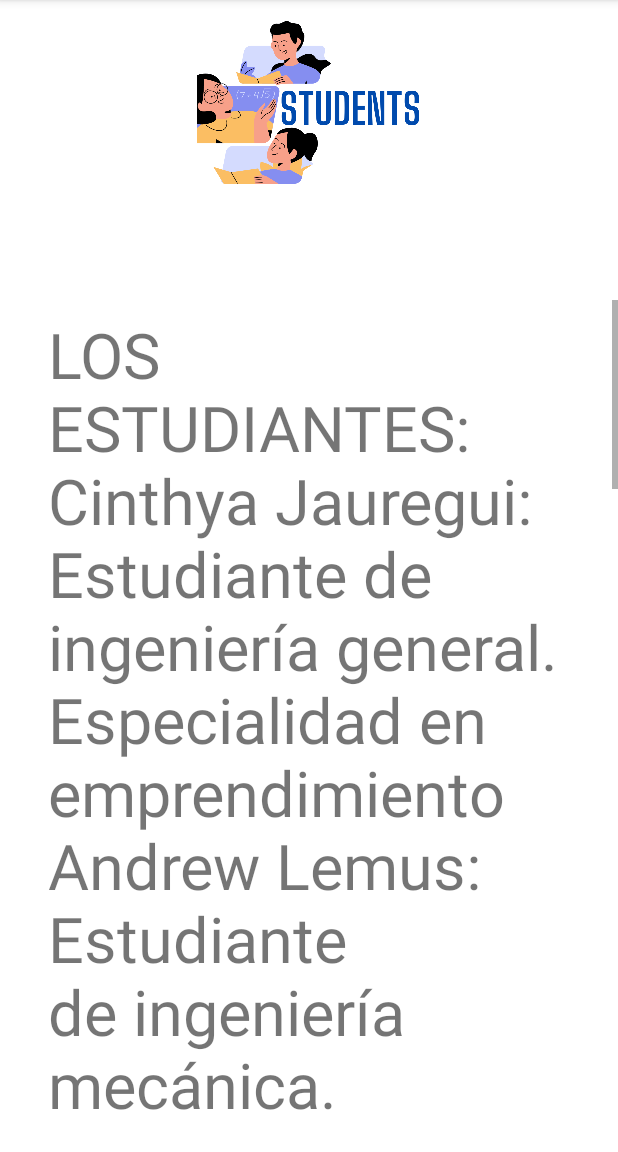
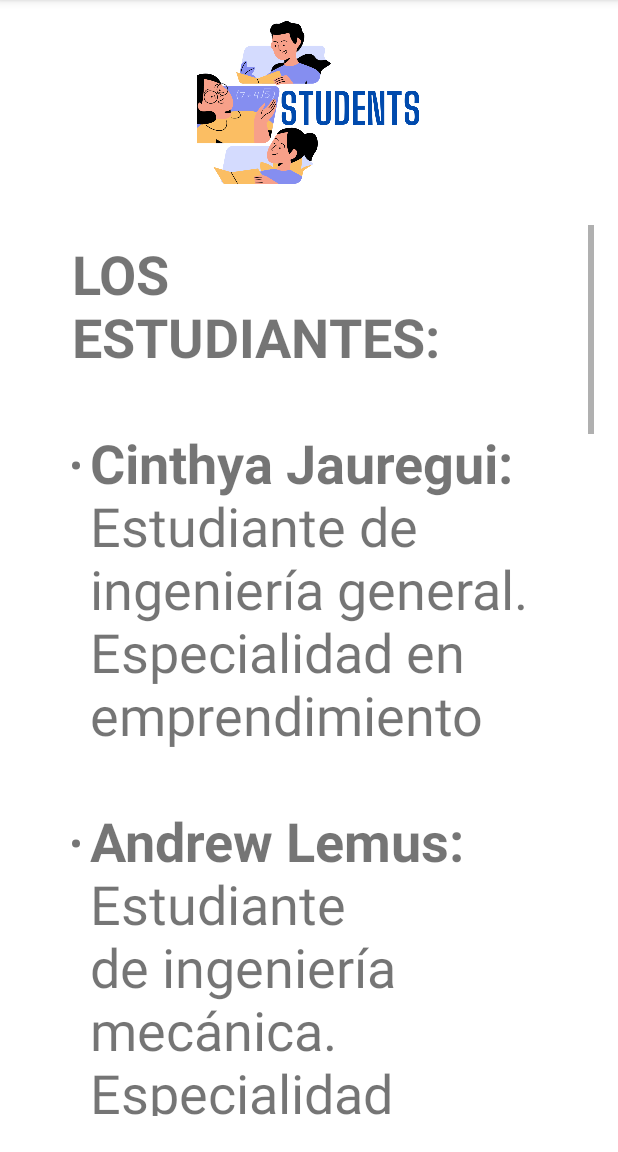
Before and after one commit to FrugalInnovationHub/LIFE-Android, an Android app: the AboutStudentsActivity screen opened directly, with no data from a screen before it, on a phone screen of 412 x 824 dp, the part 84-1236 px from its top. Run offline under Robolectric (Android 15) with nearby library versions, the phone set to English and light mode, and no system bars.

Commit message:
Formatted About Students Info

```diff
--- a/app/src/main/res/layout/activity_about_students.xml
+++ b/app/src/main/res/layout/activity_about_students.xml
@@ -2,7 +2,7 @@
 <androidx.constraintlayout.widget.ConstraintLayout xmlns:android="http://schemas.android.com/apk/res/android"
     xmlns:app="http://schemas.android.com/apk/res-auto"
     xmlns:tools="http://schemas.android.com/tools"
-    android:layout_width="match_parent"
+    android:layout_width="wrap_content"
     android:layout_height="match_parent"
     tools:context=".AboutStudentsActivity">
 
@@ -17,10 +17,9 @@
         app:srcCompat="@drawable/students" />
 
     <ScrollView
-        android:layout_width="wrap_content"
+        android:layout_width="match_parent"
         android:layout_height="0dp"
         android:layout_marginStart="16dp"
-        android:layout_marginTop="50dp"
         android:layout_marginEnd="16dp"
         android:layout_marginBottom="24dp"
         android:fillViewport="true"
@@ -30,14 +29,14 @@
         app:layout_constraintTop_toBottomOf="@+id/imageView6">
 
         <TextView
-            android:id="@+id/textView"
-            android:layout_width="wrap_content"
+            android:id="@+id/about_students"
+            android:layout_width="match_parent"
             android:layout_height="wrap_content"
             android:layout_marginStart="32dp"
             android:layout_marginTop="8dp"
             android:layout_marginEnd="32dp"
             android:text="@string/about_students"
-            android:textSize="42sp"
+            android:textSize="36sp"
             app:layout_constraintEnd_toEndOf="parent"
             app:layout_constraintHorizontal_bias="0.0"
             app:layout_constraintStart_toStartOf="parent"
--- a/app/src/main/res/values/strings.xml
+++ b/app/src/main/res/values/strings.xml
@@ -20,19 +20,21 @@
     <string name="about_passage">Lorem ipsum dolor sit amet, consectetur adipiscing elit, sed do eiusmod tempor incididunt ut labore et dolore magna aliqua. Ut enim ad minim veniam, quis nostrud exercitation ullamco laboris nisi ut aliquip ex ea commodo consequat. Duis aute irure dolor in reprehenderit in voluptate velit esse cillum dolore eu fugiat nulla pariatur. Excepteur sint occaecat cupidatat non proident, sunt in culpa qui officia deserunt mollit anim id est laborum.</string>
 
     <string name="about_students_icon">About Students Icon</string>
-    <string name="about_students">
-        LOS ESTUDIANTES:
-        Cinthya Jauregui: Estudiante de ingeniería general. Especialidad en emprendimiento
-        Andrew Lemus: Estudiante de ingeniería mecánica. Especialidad en ingeniería aeroespacial
-        Edison Yang - Estudiante de ingeniería mecánica. Especialidad en ingeniería aeroespacial
-        Daniel McCann-Sayles - Estudiante de ingenería general
-        Nicole Mossing - Estudiante de salud pública
-        Jordyn Quesenberry - Estudiante de biología y salud pública
-        Linnea Rothi - Estudiante de biology, neuroscience
-        Emily Nakata  - Estudiante de biología y salud pública
-
-        PROFESORES TUTORES:
-        Jes Kuczenski: Profesora de ingenería general
-        Michele Parker: Profesora de salud pública
+    <string name="about_students"><b>LOS ESTUDIANTES:</b>
+        \n<ul>
+            \n<li><b>Cinthya Jauregui:</b> Estudiante de ingeniería general. Especialidad en emprendimiento</li>
+            \n\n<li><b>Andrew Lemus:</b> Estudiante de ingeniería mecánica. Especialidad en ingeniería aeroespacial</li>
+            \n\n<li><b>Edison Yang:</b> Estudiante de ingeniería mecánica. Especialidad en ingeniería aeroespacial</li>
+            \n\n<li><b>Daniel McCann-Sayles:</b> Estudiante de ingenería general</li>
+            \n\n<li><b>Nicole Mossing:</b> Estudiante de salud pública</li>
+            \n\n<li><b>Jordyn Quesenberry:</b> Estudiante de biología y salud pública</li>
+            \n\n<li><b>Linnea Rothi:</b> Estudiante de biology, neuroscience</li>
+            \n\n<li><b>Emily Nakata:</b> Estudiante de biología y salud pública</li>
+        </ul>
+        \n\n<b>PROFESORES TUTORES:</b>
+        \n<ul>
+        \n<li><b>Jes Kuczenski:</b> Profesora de ingenería general</li>
+        \n\n<li><b>Michele Parker:</b> Profesora de salud pública</li>
+        </ul>
     </string>
 </resources>
```
